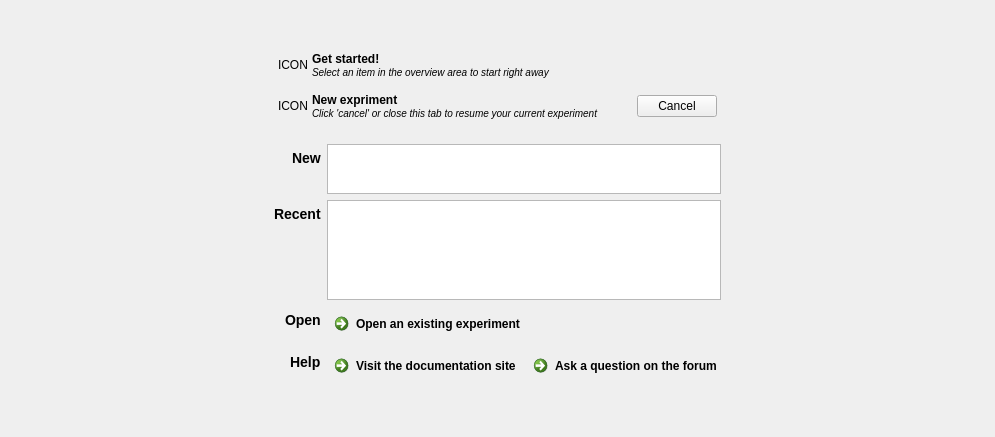
This is resources/ui/start_new_widget.ui in open-cogsci/OpenSesame as Qt 5 draws it before an edit. The edited form follows.
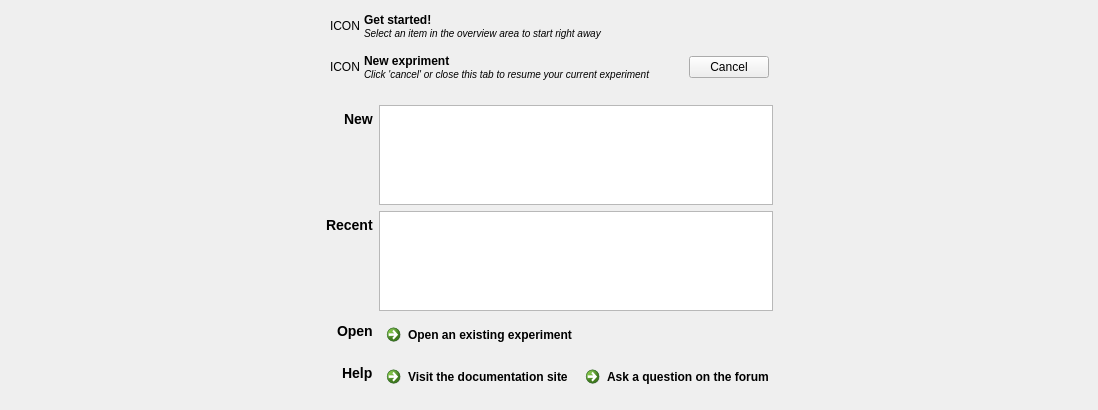
This is the edited form. Custom widgets are drawn as their Qt base class.

What changed in the file:
```diff
--- a/resources/ui/start_new_widget.ui
+++ b/resources/ui/start_new_widget.ui
@@ -6,8 +6,8 @@
    <rect>
     <x>0</x>
     <y>0</y>
-    <width>995</width>
-    <height>437</height>
+    <width>1098</width>
+    <height>366</height>
    </rect>
   </property>
   <property name="sizePolicy">
@@ -161,7 +161,7 @@
               <property name="maximumSize">
                <size>
                 <width>16777215</width>
-                <height>50</height>
+                <height>100</height>
                </size>
               </property>
              </widget>
```
